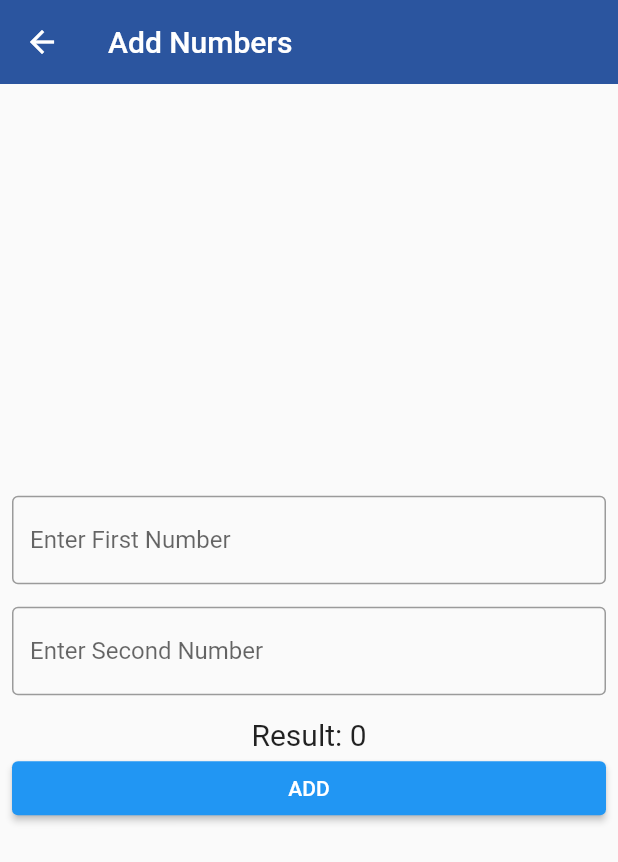
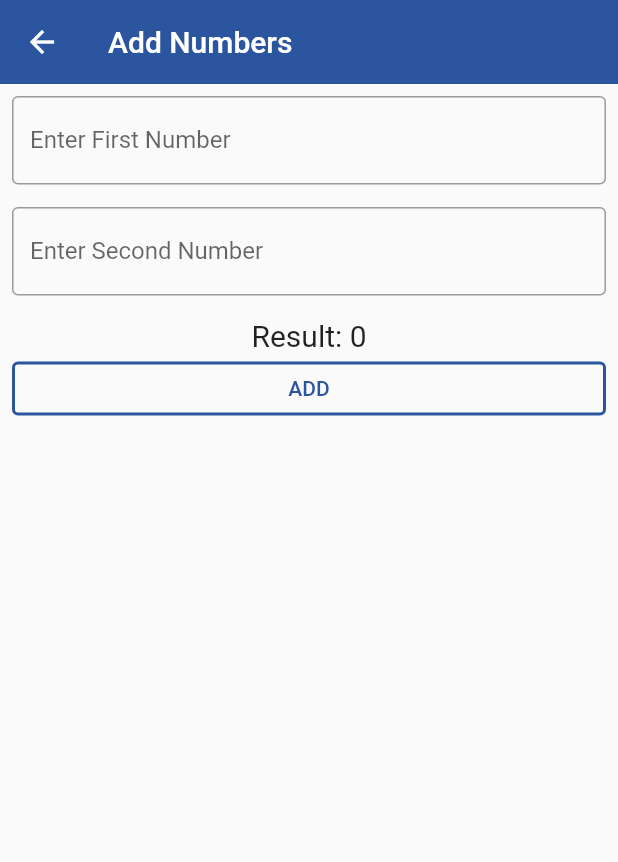
Before and after one commit to ishwar46/ST6002CEM, a Flutter app: the screen it shows after launch, after a tap on "ADD NUMBERS", on a phone screen of 412 x 824 dp. Shown: the top 862 px of the screen. Run offline on Flutter 3.47's test engine with Material 2 defaults, Android fonts, the phone set to English and light mode, and no system bars.

Commit message:
UI Update

```diff
--- a/flutter_class/lib/views/add_two_numbers.dart
+++ b/flutter_class/lib/views/add_two_numbers.dart
@@ -35,7 +35,6 @@ class _AddNumbersState extends State<AddNumbers> {
         child: Padding(
           padding: const EdgeInsets.all(8.0),
           child: Column(
-            mainAxisAlignment: MainAxisAlignment.center,
             children: [
               TextField(
                 controller: _firstNumberController,
@@ -58,13 +57,26 @@ class _AddNumbersState extends State<AddNumbers> {
                 style: const TextStyle(fontSize: 20),
               ),
               SizedBox(
-                width: double.infinity,
-                child: ElevatedButton(
+                  width: double.infinity,
+                  child: OutlinedButton(
+                    style: ButtonStyle(
+                      side: MaterialStateProperty.all<BorderSide>(
+                        const BorderSide(
+                          color: Color.fromARGB(255, 43, 85, 159),
+                          width: 2,
+                        ),
+                      ),
+                    ),
                     onPressed: () {
                       _addNumbers();
                     },
-                    child: const Text('ADD')),
-              ),
+                    child: const Text(
+                      'ADD',
+                      style: TextStyle(
+                        color: Color.fromARGB(255, 43, 85, 159),
+                      ),
+                    ),
+                  )),
             ],
           ),
         ),
--- a/flutter_class/lib/views/home_page.dart
+++ b/flutter_class/lib/views/home_page.dart
@@ -19,7 +19,11 @@ class _HomePageState extends State<HomePage> {
         title: const Text('Dashboard'),
       ),
       body: Center(
-          child: Column(
+        child: Padding(
+          padding: const EdgeInsets.all(8.0),
+          child: SingleChildScrollView(
+            scrollDirection: Axis.horizontal,
+            child: Row(
               mainAxisAlignment: MainAxisAlignment.center,
               children: const [
                 CardWidget(
@@ -27,13 +31,13 @@ class _HomePageState extends State<HomePage> {
                   routeName: '/addNum',
                   iconData: Icons.add,
                 ),
-              SizedBox(height: 15),
+                SizedBox(width: 15),
                 CardWidget(
                   title: 'SIMPLE INTEREST',
                   routeName: '/SI',
                   iconData: Icons.money,
                 ),
-              SizedBox(height: 15),
+                SizedBox(width: 15),
                 CardWidget(
                   title: 'AREA OF CIRCLE',
                   routeName: '/area',
@@ -41,6 +45,9 @@ class _HomePageState extends State<HomePage> {
                 ),
               ],
             ),
-        ));
+          ),
+        ),
+      ),
+    );
   }
 }
--- a/flutter_class/lib/widgets/card.dart
+++ b/flutter_class/lib/widgets/card.dart
@@ -15,7 +15,10 @@ class CardWidget extends StatelessWidget {
   @override
   Widget build(BuildContext context) {
     return Card(
-      elevation: 4,
+      shape: RoundedRectangleBorder(
+        borderRadius: BorderRadius.circular(8), // Adjust the radius as needed
+      ),
+      color: const Color.fromARGB(255, 43, 85, 159),
       child: InkWell(
         onTap: () {
           Navigator.pushNamed(context, routeName);
@@ -27,11 +30,12 @@ class CardWidget extends StatelessWidget {
               Icon(
                 iconData,
                 size: 30,
+                color: Colors.white,
               ),
               const SizedBox(width: 15),
               Text(
                 title,
-                style: const TextStyle(fontSize: 20),
+                style: const TextStyle(fontSize: 20, color: Colors.white),
               ),
             ],
           ),
```
Also changed, not shown: flutter_class/lib/views/area_of_circle.dart (+14 -2 lines), flutter_class/lib/views/simple_interest.dart (+13 -4 lines). Lines whose indentation alone changed are shown as unchanged.
